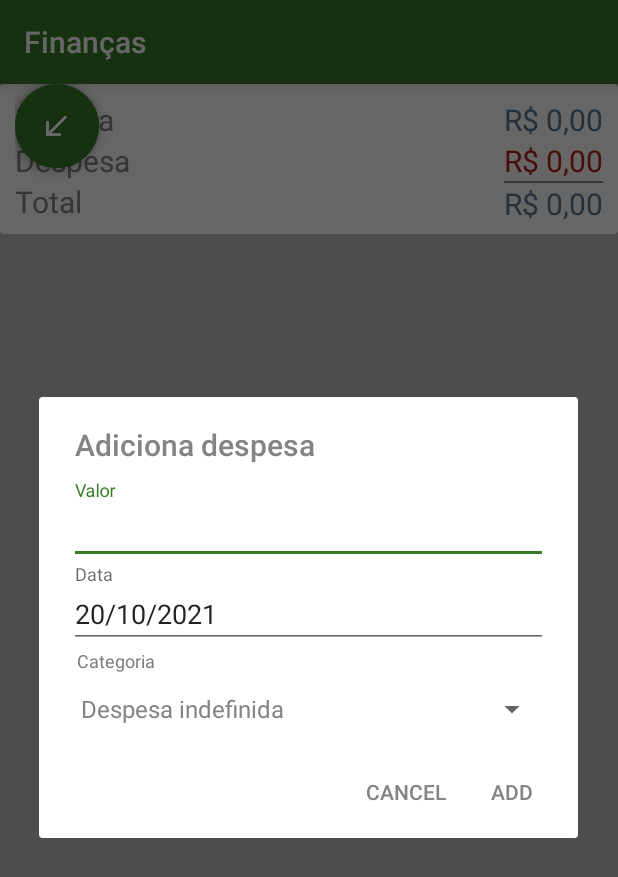
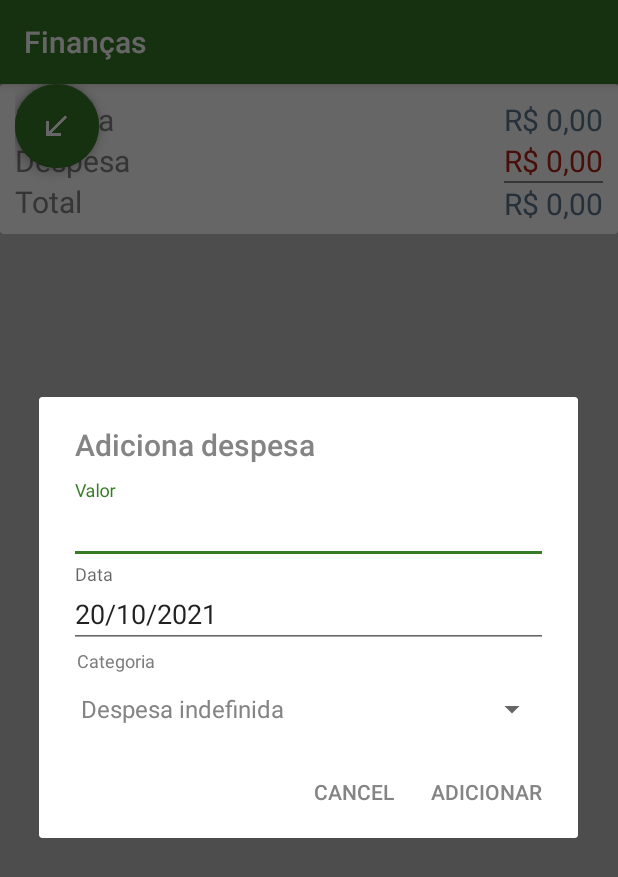
Before and after one commit to dougborbabass/financasKT, an Android app: the screen it shows after launch (ListTransactsActivity), after a tap on an icon or button, on a phone screen of 412 x 824 dp. Shown: the top 877 px of the screen. Run offline under Robolectric (Android 15) with nearby library versions, the phone set to English and light mode, and no system bars; plain views replace FloatingActionButton, FloatingActionMenu.

Commit message:
implementação de membros abstratos

```diff
--- a/app/src/main/java/br/com/douglas/financaskt/ui/dialog/AddTransactDialog.kt
+++ b/app/src/main/java/br/com/douglas/financaskt/ui/dialog/AddTransactDialog.kt
@@ -2,8 +2,20 @@ package br.com.douglas.financaskt.ui.dialog
 
 import android.content.Context
 import android.view.ViewGroup
+import br.com.douglas.financaskt.R
+import br.com.douglas.financaskt.model.Type
 
 class AddTransactDialog(
     viewGroup: ViewGroup,
-    context: Context,
-) : FormTransactDialog(context, viewGroup)
+    context: Context) : FormTransactDialog(context, viewGroup) {
+
+    override val titleButtonPositive: String
+        get() = "Adicionar"
+
+    override fun titleBy(type: Type): Int {
+        if (type == Type.REVENUE) {
+            return R.string.adiciona_receita
+        }
+        return R.string.adiciona_despesa
+    }
+}
--- a/app/src/main/java/br/com/douglas/financaskt/ui/dialog/FormTransactDialog.kt
+++ b/app/src/main/java/br/com/douglas/financaskt/ui/dialog/FormTransactDialog.kt
@@ -19,11 +19,13 @@ import kotlinx.android.synthetic.main.form_transact.view.*
 import java.math.BigDecimal
 import java.util.*
 
-open class FormTransactDialog(private val context: Context, private val viewGroup: ViewGroup?) {
+abstract class FormTransactDialog(private val context: Context, private val viewGroup: ViewGroup?) {
+
     private val viewCreated = createLayout()
     protected val fieldValue = viewCreated.form_transact_value
     protected val fieldDate = viewCreated.form_transact_date
     protected val fieldCategory = viewCreated.form_transact_category
+    abstract val titleButtonPositive: String
 
     fun configureDialog(type: Type, transactDelegate: TransactDelegate) {
         configureFieldDate()
@@ -73,7 +75,8 @@ open class FormTransactDialog(private val context: Context, private val viewGrou
         AlertDialog.Builder(context)
             .setTitle(title)
             .setView(viewCreated)
-            .setPositiveButton("Add", DialogInterface.OnClickListener
+            .setPositiveButton(
+                titleButtonPositive, DialogInterface.OnClickListener
             { _, _ ->
                 val valueInText = fieldValue.text.toString()
                 val dateInText = fieldDate.text.toString()
@@ -110,12 +113,7 @@ open class FormTransactDialog(private val context: Context, private val viewGrou
         }
     }
 
-    private fun titleBy(type: Type): Int {
-        if (type == Type.REVENUE) {
-            return R.string.adiciona_receita
-        }
-        return R.string.adiciona_despesa
-    }
+    abstract protected fun titleBy(type: Type): Int
 
     protected fun categoriesBy(type: Type): Int {
         if (type == Type.REVENUE) {
```
Also changed, not shown: app/src/main/java/br/com/douglas/financaskt/ui/dialog/ChangeTransactDialog.kt (+27 -4 lines).
